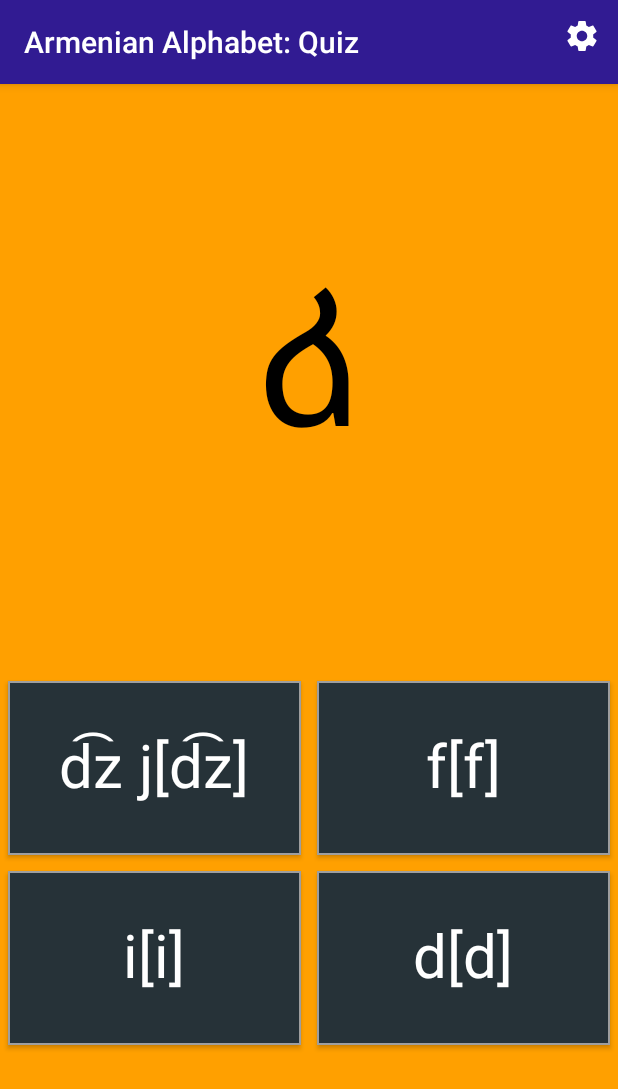
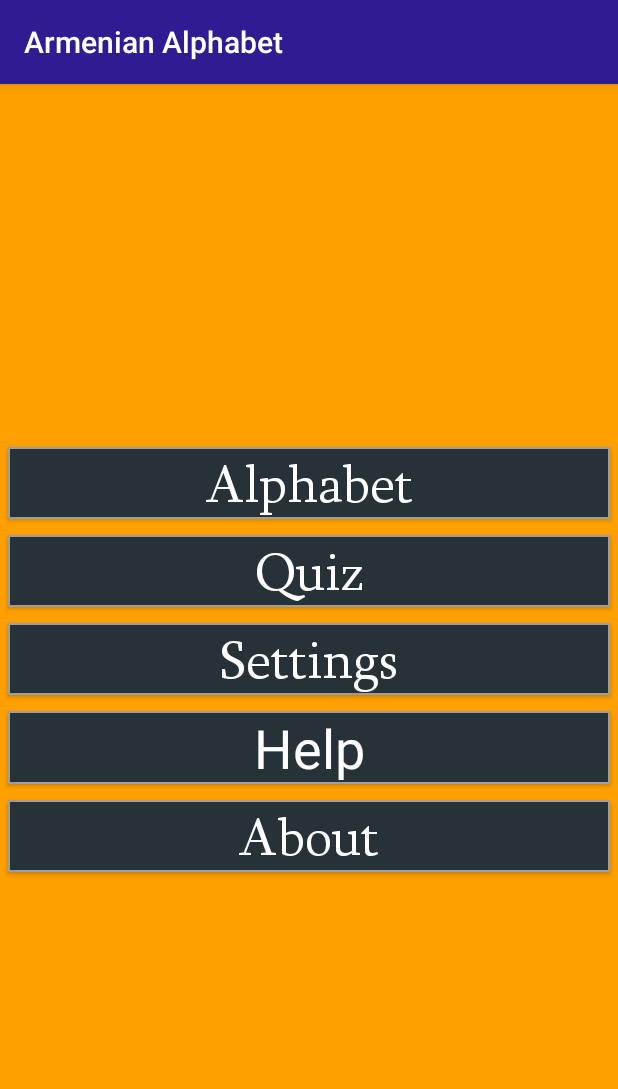
Before and after one commit to d-k-ivanov/android-armenianalphabet, an Android app: the screen it shows after launch (MainActivity before the commit, MainMenu after it), on a phone screen of 412 x 824 dp. Shown: the top 1089 px of the screen. Run offline under Robolectric (Android 15) with nearby library versions, the phone set to English and light mode, and no system bars.

Commit message:
Main Menu added, russian translation, custom toolbar removed

```diff
--- /dev/null
+++ b/app/src/main/java/com/pupupon/armenianalphabet/MainMenu.java
@@ -0,0 +1,56 @@
+package com.pupupon.armenianalphabet;
+
+import android.content.Intent;
+import android.graphics.Typeface;
+import android.support.v7.app.AppCompatActivity;
+import android.os.Bundle;
+import android.view.View;
+import android.widget.Button;
+
+
+public class MainMenu extends AppCompatActivity {
+    // Vars:
+    Button[] buttons =  new Button[4];
+    Typeface droidSansArmenian;
+    Typeface sylfaen;
+    Typeface mainFont;
+
+    @Override
+    protected void onCreate(Bundle savedInstanceState) {
+        super.onCreate(savedInstanceState);
+        setContentView(R.layout.activity_main_menu);
+        droidSansArmenian = Typeface.createFromAsset(getAssets(), "fonts/DroidSansArmenian.ttf");
+        sylfaen = Typeface.createFromAsset(getAssets(), "fonts/Sylfaen.ttf");
+        mainFont = sylfaen;
+
+        // Answer Section
+        buttons[0] = (Button) findViewById(R.id.menuEntry1);
+        buttons[1] = (Button) findViewById(R.id.menuEntry2);
+        buttons[2] = (Button) findViewById(R.id.menuEntry3);
+        buttons[3] = (Button) findViewById(R.id.menuEntry4);
+        buttons[3] = (Button) findViewById(R.id.menuEntry5);
+
+        // Init Buttons:
+        for (Button i: buttons) {
+            i.setTypeface(mainFont);
+        }
+
+    }
+
+    public void startMenuEntry1(View view) {
+    }
+
+    public void startMenuEntry2(View view) {
+        Intent quiz = new Intent(this, QuizActivity.class);
+        startActivity(quiz);
+    }
+
+    public void startMenuEntry3(View view) {
+    }
+
+    public void startMenuEntry4(View view) {
+    }
+
+    public void startMenuEntry5(View view) {
+    }
+}
--- a/app/src/main/java/com/pupupon/armenianalphabet/MainActivity.java
+++ b/app/src/main/java/com/pupupon/armenianalphabet/QuizActivity.java
@@ -16,7 +16,7 @@ import android.widget.Button;
 import android.widget.TextView;
 import android.os.Bundle;
 
-public class MainActivity extends AppCompatActivity implements OnClickListener, OnLongClickListener {
+public class QuizActivity extends AppCompatActivity implements OnClickListener, OnLongClickListener {
     // Vars:
     TextView questionText;
     Button[] buttons =  new Button[4];
@@ -25,7 +25,6 @@ public class MainActivity extends AppCompatActivity implements OnClickListener,
     Typeface droidSansArmenian;
     Typeface sylfaen;
     Typeface mainFont;
-    Toolbar toolbar;
 
 
     @Override
@@ -34,21 +33,13 @@ public class MainActivity extends AppCompatActivity implements OnClickListener,
 
         droidSansArmenian = Typeface.createFromAsset(getAssets(), "fonts/DroidSansArmenian.ttf");
         sylfaen = Typeface.createFromAsset(getAssets(), "fonts/Sylfaen.ttf");
-        mainFont = droidSansArmenian;
+        mainFont = sylfaen;
 
         init();
     }
 
-    public boolean onCreateOptionsMenu(Menu menu) {
-        getMenuInflater().inflate(R.menu.menu_settings, menu);
-        return true;
-    }
-
     public void init() {
-        setContentView(R.layout.activity_main);
-
-        toolbar = (Toolbar) findViewById(R.id.toolbar);
-        setSupportActionBar(toolbar);
+        setContentView(R.layout.activity_quiz);
 
         // Question Section
         questionText = (TextView) findViewById(R.id.textQuestion);
--- a/app/src/main/res/drawable/icon_settings.xml
+++ /dev/null
@@ -1,9 +0,0 @@
-<vector xmlns:android="http://schemas.android.com/apk/res/android"
-        android:width="24dp"
-        android:height="24dp"
-        android:viewportWidth="24.0"
-        android:viewportHeight="24.0" >
-    <path
-        android:fillColor="@android:color/white"
-        android:pathData="M19.43,12.98c0.04,-0.32 0.07,-0.64 0.07,-0.98s-0.03,-0.66 -0.07,-0.98l2.11,-1.65c0.19,-0.15 0.24,-0.42 0.12,-0.64l-2,-3.46c-0.12,-0.22 -0.39,-0.3 -0.61,-0.22l-2.49,1c-0.52,-0.4 -1.08,-0.73 -1.69,-0.98l-0.38,-2.65C14.46,2.18 14.25,2 14,2h-4c-0.25,0 -0.46,0.18 -0.49,0.42l-0.38,2.65c-0.61,0.25 -1.17,0.59 -1.69,0.98l-2.49,-1c-0.23,-0.09 -0.49,0 -0.61,0.22l-2,3.46c-0.13,0.22 -0.07,0.49 0.12,0.64l2.11,1.65c-0.04,0.32 -0.07,0.65 -0.07,0.98s0.03,0.66 0.07,0.98l-2.11,1.65c-0.19,0.15 -0.24,0.42 -0.12,0.64l2,3.46c0.12,0.22 0.39,0.3 0.61,0.22l2.49,-1c0.52,0.4 1.08,0.73 1.69,0.98l0.38,2.65c0.03,0.24 0.24,0.42 0.49,0.42h4c0.25,0 0.46,-0.18 0.49,-0.42l0.38,-2.65c0.61,-0.25 1.17,-0.59 1.69,-0.98l2.49,1c0.23,0.09 0.49,0 0.61,-0.22l2,-3.46c0.12,-0.22 0.07,-0.49 -0.12,-0.64l-2.11,-1.65zM12,15.5c-1.93,0 -3.5,-1.57 -3.5,-3.5s1.57,-3.5 3.5,-3.5 3.5,1.57 3.5,3.5 -1.57,3.5 -3.5,3.5z"/>
-</vector>
--- /dev/null
+++ b/app/src/main/res/layout/activity_main_menu.xml
@@ -0,0 +1,40 @@
+<?xml version="1.0" encoding="utf-8"?>
+<RelativeLayout xmlns:android="http://schemas.android.com/apk/res/android"
+    xmlns:tools="http://schemas.android.com/tools"
+    android:id="@+id/activity_main_menu"
+    tools:context="com.pupupon.armenianalphabet.MainMenu"
+    android:fitsSystemWindows="true"
+    style="@style/AppTheme" >
+    <LinearLayout
+        android:layout_centerVertical="true"
+        android:layout_width="match_parent"
+        android:layout_height="wrap_content">
+
+    <Button
+        android:text="@string/menuEntry1"
+        android:id="@+id/menuEntry1"
+        android:onClick="startMenuEntry1"
+        style="@style/menuEntry" />
+    <Button
+        android:text="@string/menuEntry2"
+        android:id="@+id/menuEntry2"
+        android:onClick="startMenuEntry2"
+        style="@style/menuEntry" />
+    <Button
+        android:text="@string/menuEntry3"
+        android:id="@+id/menuEntry3"
+        android:onClick="startMenuEntry3"
+        style="@style/menuEntry" />
+    <Button
+        android:text="@string/menuEntry4"
+        android:id="@+id/menuEntry4"
+        android:onClick="startMenuEntry4"
+        style="@style/menuEntry" />
+    <Button
+        android:text="@string/menuEntry5"
+        android:id="@+id/menuEntry5"
+        android:onClick="startMenuEntry5"
+        style="@style/menuEntry" />
+
+    </LinearLayout>
+</RelativeLayout>
--- a/app/src/main/res/layout/activity_main.xml
+++ b/app/src/main/res/layout/activity_quiz.xml
@@ -2,26 +2,10 @@
 <LinearLayout
     xmlns:android="http://schemas.android.com/apk/res/android"
     xmlns:tools="http://schemas.android.com/tools"
-    xmlns:app="http://schemas.android.com/apk/res-auto"
-    android:id="@+id/activity_main"
+    android:id="@+id/activity_quiz"
     android:fitsSystemWindows="true"
-    tools:context="com.pupupon.armenianalphabet.MainActivity"
+    tools:context="com.pupupon.armenianalphabet.QuizActivity"
     style="@style/AppTheme" >
-
-    <android.support.design.widget.AppBarLayout
-        android:layout_height="wrap_content"
-        android:layout_width="match_parent"
-        android:theme="@style/AppTheme.AppBarOverlay" >
-
-        <android.support.v7.widget.Toolbar
-            android:id="@+id/toolbar"
-            android:layout_width="match_parent"
-            android:layout_height="?attr/actionBarSize"
-            android:background="?attr/colorPrimary"
-            app:titleTextColor="@android:color/white"
-            app:popupTheme="@style/AppTheme.PopupOverlay" />
-
-    </android.support.design.widget.AppBarLayout>
 
     <TextView
         android:text="@string/question"
--- a/app/src/main/res/menu/menu_settings.xml
+++ /dev/null
@@ -1,12 +0,0 @@
-<?xml version="1.0" encoding="utf-8"?>
-<menu xmlns:android="http://schemas.android.com/apk/res/android"
-    xmlns:app="http://schemas.android.com/apk/res-auto"
-    xmlns:tools="http://schemas.android.com/tools"
-    tools:context=".MainActivity" >
-    <item
-        android:id="@+id/menu_item_settings"
-        android:title="@string/menu_settings_text"
-        android:orderInCategory="100"
-        android:icon="@drawable/icon_settings"
-        app:showAsAction="always" />
-</menu>
--- a/app/src/main/res/values/dimens.xml
+++ b/app/src/main/res/values/dimens.xml
@@ -3,7 +3,11 @@
     <dimen name="activity_horizontal_margin">0dp</dimen>
     <dimen name="activity_vertical_margin">0dp</dimen>
 
+    <dimen name="menuEntryText">36sp</dimen>
+
     <dimen name="textQuestion">120sp</dimen>
     <dimen name="textAnswer">40sp</dimen>
     <dimen name="textResult">40sp</dimen>
+
+
 </resources>
--- a/app/src/main/res/values/styles.xml
+++ b/app/src/main/res/values/styles.xml
@@ -1,8 +1,8 @@
 <resources>
 
-    <!-- Base application theme. -->
+    <!-- Base application theme -->
     <style name="AppTheme" parent="Theme.AppCompat.Light.DarkActionBar">
-        <!-- Customize your theme here. -->
+        <!-- Customize your theme here -->
         <item name="android:orientation">vertical</item>
         <item name="colorPrimary">@color/colorPrimary</item>
         <item name="colorPrimaryDark">@color/colorPrimaryDark</item>
@@ -11,6 +11,7 @@
         <item name="android:layout_width">match_parent</item>
         <item name="android:layout_height">match_parent</item>
     </style>
+    <!-- Custom toolbar here -->
     <style name="AppTheme.NoActionBar" parent="AppTheme">
         <item name="windowActionBar">false</item>
         <item name="windowNoTitle">true</item>
@@ -20,6 +21,20 @@
     <style name="AppTheme.PopupOverlay"
         parent="ThemeOverlay.AppCompat.Light"/>
 
+    <!-- Menu -->
+    <style name="menuEntry" parent="answerSection">
+        <item name="android:layout_margin">5dp</item>
+        <item name="android:background">@drawable/button</item>
+        <item name="android:textColor">@color/defaultButtonText</item>
+        <item name="android:textSize">@dimen/menuEntryText</item>
+        <item name="android:layout_gravity">center_vertical|center_horizontal</item>
+        <item name="android:layout_width">match_parent</item>
+        <item name="android:layout_height"> wrap_content</item>
+        <item name="android:layout_weight">1</item>
+    </style>
+
+
+    <!-- Quiz -->
     <style name="questionSection" parent="AppTheme">
         <item name="android:gravity">center_vertical|center_horizontal</item>
         <item name="android:layout_weight">4</item>
```
Also changed, not shown: app/src/main/AndroidManifest.xml (+13 -7 lines), app/src/main/res/values/strings.xml (+54 -46 lines), 1 other file.
